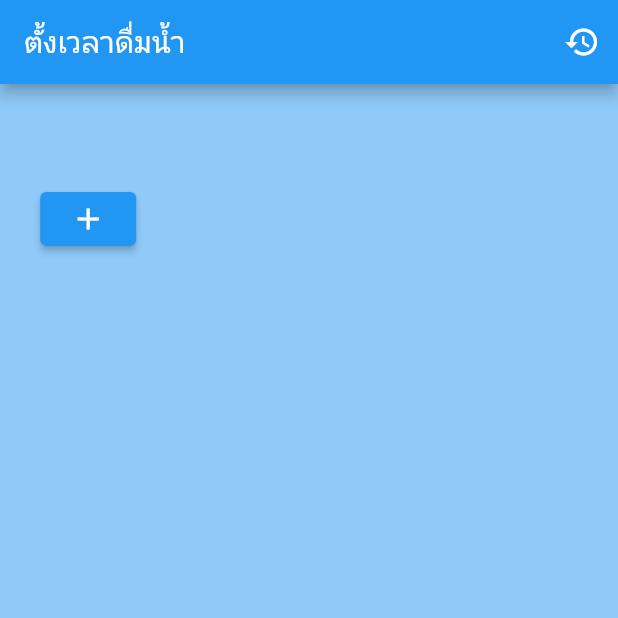
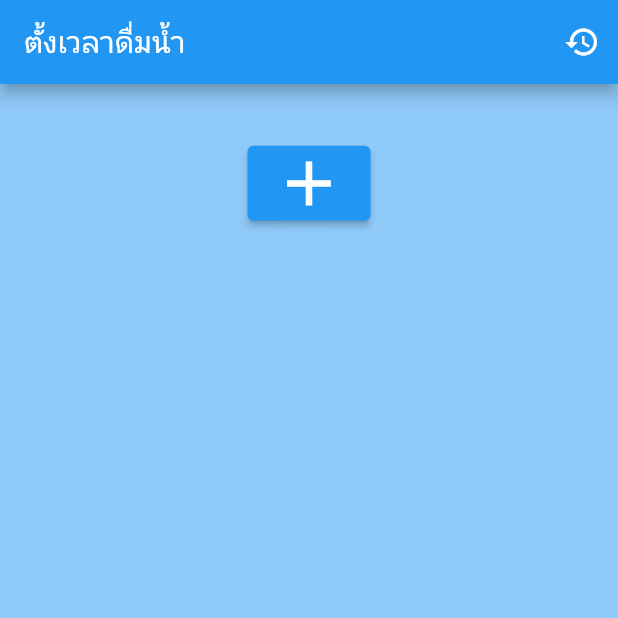
Before and after one commit to WeerawitPM/DrinkDrinkDrink, a Flutter app: the AllTasksView screen opened directly, on a phone screen of 412 x 824 dp, the top half of it. Run offline on Flutter 3.47's test engine with Material 2 defaults, Android fonts, the light colour scheme and no system bars; our stand-ins replace awesome_notifications, charts_flutter, date_format, dotted_border, easy_localization, flutter_local_notifications and 15 more; missing offline and left inert: firebase_auth_web, firebase_core_web, shared_preferences_web; accounts and stored records are empty.

Commit message:
Edit button add

```diff
--- a/lib/app/modules/home/views/all_tasks_view.dart
+++ b/lib/app/modules/home/views/all_tasks_view.dart
@@ -37,10 +37,11 @@ class AllTasksView extends GetView<HomeController> {
       height: size.height,
       width: size.width,
       child: Column(
-        crossAxisAlignment: CrossAxisAlignment.start,
+        mainAxisAlignment: MainAxisAlignment.center,
+        crossAxisAlignment: CrossAxisAlignment.center,
         children: [
           SizedBox(
-            height: size.height * 0.08,
+            height: size.height * 0.05,
           ),
               ElevatedButton(onPressed: (){
                 controller.controllerReset();
@@ -58,9 +59,9 @@ class AllTasksView extends GetView<HomeController> {
             },
           );
               }, child:
-              Icon(Icons.add,),
+              Icon(Icons.add,size: 50,color: Color(0xFFFFFFFF),),
               ),
-            SizedBox(height: Get.height * 0.012),
+            SizedBox(height: Get.height * 0.025),
             GetBuilder<HomeController>(
               id: 1,
               builder: (controller) {
```
